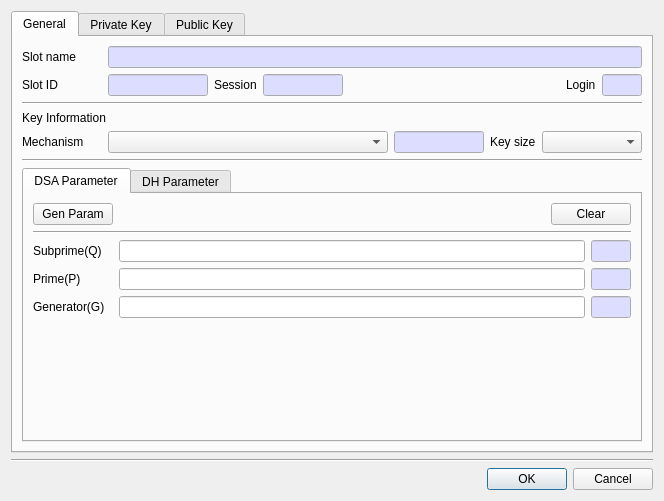
Qt form CryptokiMan/gen_key_pair_dlg.ui (jykim74/CryptokiMan) before a commit.
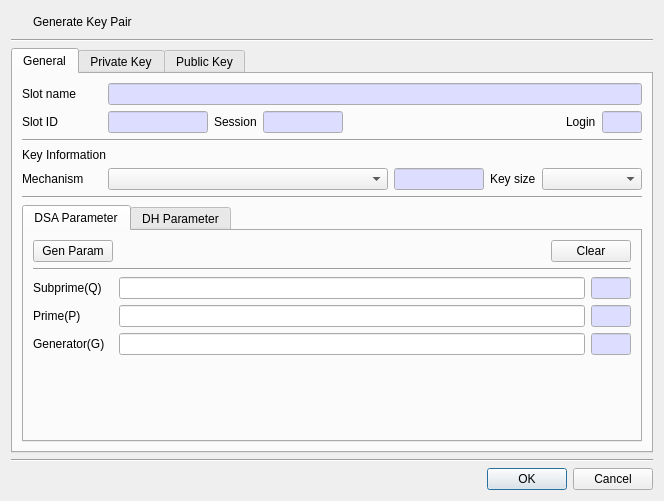
The same form after that commit. Icons and pictures are not drawn.

Diff of the .ui file:
```diff
--- a/CryptokiMan/gen_key_pair_dlg.ui
+++ b/CryptokiMan/gen_key_pair_dlg.ui
@@ -14,6 +14,50 @@
    <string>Generate key pair</string>
   </property>
   <layout class="QVBoxLayout" name="verticalLayout">
+   <item>
+    <layout class="QGridLayout" name="gridLayout_10">
+     <item row="0" column="0">
+      <widget class="QPushButton" name="pushButton">
+       <property name="minimumSize">
+        <size>
+         <width>16</width>
+         <height>0</height>
+        </size>
+       </property>
+       <property name="maximumSize">
+        <size>
+         <width>16</width>
+         <height>16777215</height>
+        </size>
+       </property>
+       <property name="text">
+        <string/>
+       </property>
+       <property name="icon">
+        <iconset resource="cryptokiman.qrc">
+         <normaloff>:/images/keypair.png</normaloff>:/images/keypair.png</iconset>
+       </property>
+       <property name="flat">
+        <bool>true</bool>
+       </property>
+      </widget>
+     </item>
+     <item row="0" column="1">
+      <widget class="QLabel" name="label_2">
+       <property name="text">
+        <string>Generate Key Pair</string>
+       </property>
+      </widget>
+     </item>
+    </layout>
+   </item>
+   <item>
+    <widget class="Line" name="line_7">
+     <property name="orientation">
+      <enum>Qt::Horizontal</enum>
+     </property>
+    </widget>
+   </item>
    <item>
     <widget class="QTabWidget" name="tabWidget">
      <property name="sizePolicy">
```
Left out of the diff: 4 changed lines with no effect on the pictures.
